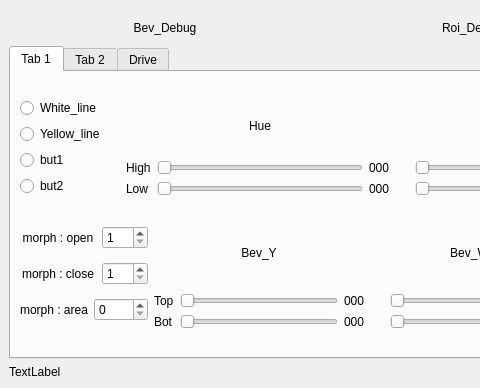
Qt form src/tb_gui/ui/mainwindow.ui (SASmammoth/Robit_intelligence-turtlebot_ws) before a commit; both pictures show x 0 to 480 and y 316 to 704 of the 944 by 704 pixel window.
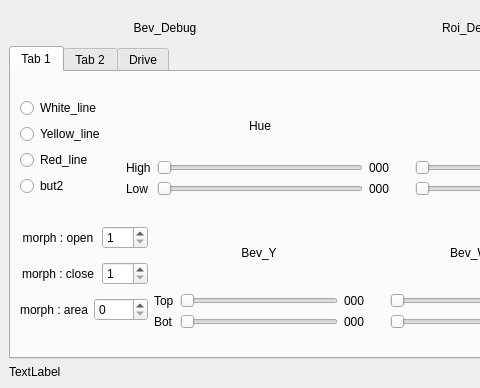
The same form after that commit. The open tabs and pages were chosen to show the change. Icons and pictures are not drawn.

Commit message:
빨간선 마스크 연결 + GUI Red_line 튜닝
- lineDetect_node: red_bin 생성, 라벨 영상에 LABEL_RED(250), 디버그 마스크 빨간색
- 라벨 우선순위 노랑 > 빨강 > 흰
- line.yaml red 기본값, LaneMask.msg 주석
- tb_gui: but1 → Red_line, red.* 파라미터 읽기/저장

Claude-Session: https://claude.ai/code/session_01EDwFqwr9Q4dW6WAdYLoooy

Patch:
```diff
--- a/src/tb_gui/ui/mainwindow.ui
+++ b/src/tb_gui/ui/mainwindow.ui
@@ -318,7 +318,7 @@
               <item>
                <widget class="QRadioButton" name="radioBtn1">
                 <property name="text">
-                 <string>but1</string>
+                 <string>Red_line</string>
                 </property>
                </widget>
               </item>
```
The commit also changes 5 other files.
